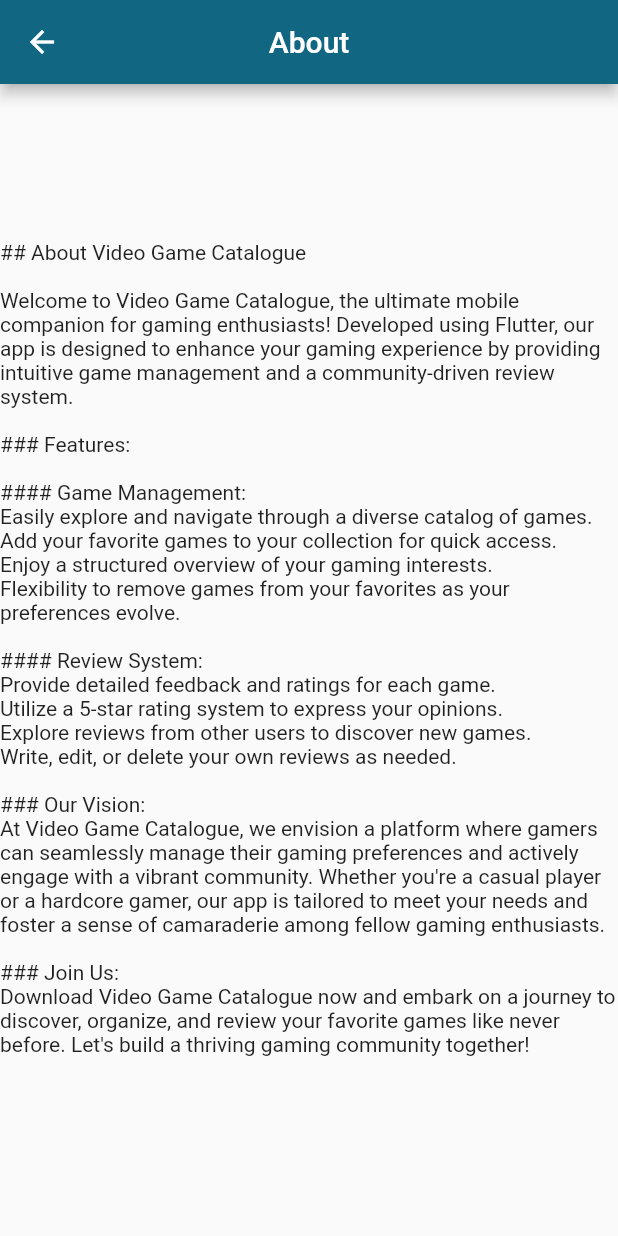
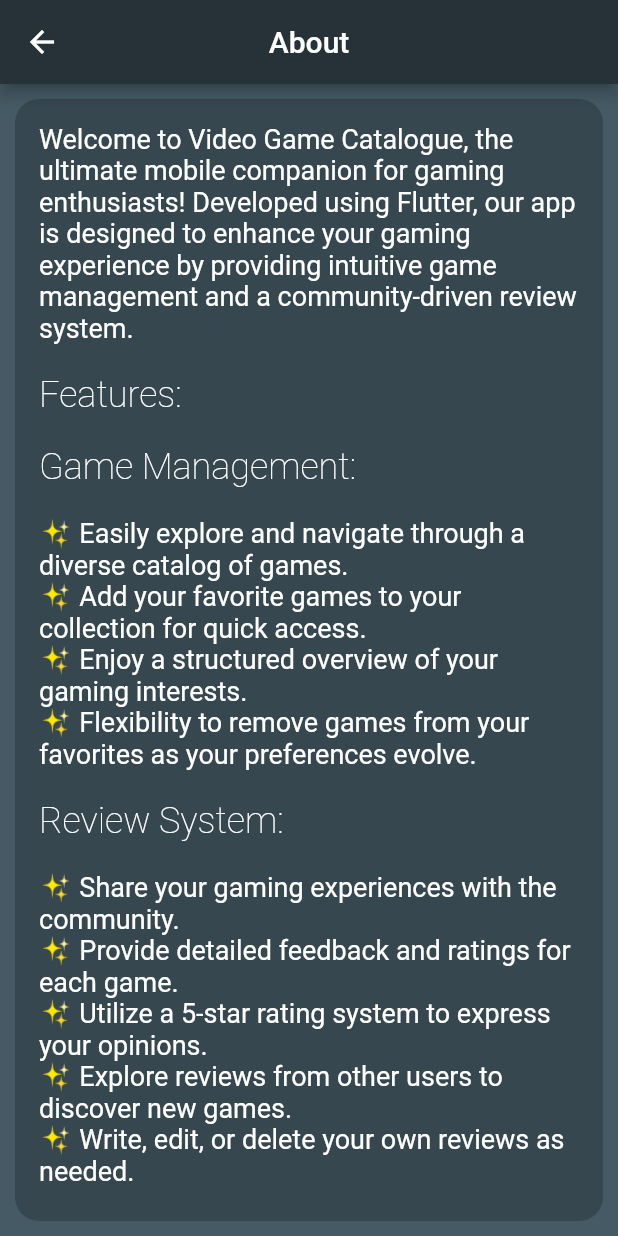
Before and after one commit to hmyunis/flutter-2024-proj-riverpod, a Flutter app: the AboutPage screen opened by its route, on a phone screen of 412 x 824 dp. Run offline on Flutter 3.47's test engine with Material 3 defaults, Android fonts, the phone set to English and light mode, and no system bars.

Commit message:
corrected about page and main.dart

```diff
--- a/lib/presentation/screens/about_page.dart
+++ b/lib/presentation/screens/about_page.dart
@@ -1,43 +1,86 @@
 import 'package:flutter/material.dart';
 
 class AboutPage extends StatelessWidget {
-  AboutPage({super.key});
-  String aboutPageContent = '''
-## About Video Game Catalogue
-
-Welcome to Video Game Catalogue, the ultimate mobile companion for gaming enthusiasts! Developed using Flutter, our app is designed to enhance your gaming experience by providing intuitive game management and a community-driven review system.
-
-### Features:
-
-#### Game Management:
-Easily explore and navigate through a diverse catalog of games.
-Add your favorite games to your collection for quick access.
-Enjoy a structured overview of your gaming interests.
-Flexibility to remove games from your favorites as your preferences evolve.
-
-#### Review System:
-Provide detailed feedback and ratings for each game.
-Utilize a 5-star rating system to express your opinions.
-Explore reviews from other users to discover new games.
-Write, edit, or delete your own reviews as needed.
-
-### Our Vision:
-At Video Game Catalogue, we envision a platform where gamers can seamlessly manage their gaming preferences and actively engage with a vibrant community. Whether you're a casual player or a hardcore gamer, our app is tailored to meet your needs and foster a sense of camaraderie among fellow gaming enthusiasts.
-
-### Join Us:
-Download Video Game Catalogue now and embark on a journey to discover, organize, and review your favorite games like never before. Let's build a thriving gaming community together!
-''';
-
+  const AboutPage({super.key});
 
   @override
   Widget build(BuildContext context) {
+    List<String> aboutPageContent = '''
+Welcome to Video Game Catalogue, the ultimate mobile companion for gaming enthusiasts! Developed using Flutter, our app is designed to enhance your gaming experience by providing intuitive game management and a community-driven review system.
+^
+Features:
+^
+Game Management:
+^
+✨ Easily explore and navigate through a diverse catalog of games.
+✨ Add your favorite games to your collection for quick access.
+✨ Enjoy a structured overview of your gaming interests.
+✨ Flexibility to remove games from your favorites as your preferences evolve.
+^
+Review System:
+^
+✨ Share your gaming experiences with the community.
+✨ Provide detailed feedback and ratings for each game.
+✨ Utilize a 5-star rating system to express your opinions.
+✨ Explore reviews from other users to discover new games.
+✨ Write, edit, or delete your own reviews as needed.
+^
+Our Vision:
+^
+At Video Game Catalogue, we envision a platform where gamers can seamlessly manage their gaming preferences and actively engage with a vibrant community. Whether you're a casual player or a hardcore gamer, our app is tailored to meet your needs and foster a sense of camaraderie among fellow gaming enthusiasts.
+^
+Join Us:
+^
+Download Video Game Catalogue now and embark on a journey to discover, organize, and review your favorite games like never before. Let's build a thriving gaming community together!
+^
+    '''
+        .split("^");
+
+    for (int i = 0; i < aboutPageContent.length; i++) {
+      aboutPageContent[i] = aboutPageContent[i].trim();
+    }
+
     return Scaffold(
+      backgroundColor: Colors.blueGrey[700],
       appBar: AppBar(
         title: const Text('About'),
         centerTitle: true,
+        backgroundColor: Colors.blueGrey[900],
       ),
-      body:  Center(
-        child: Text(aboutPageContent),
+      body: Padding(
+        padding: const EdgeInsets.all(10.0),
+        child: Container(
+          decoration: BoxDecoration(
+            color: Colors.blueGrey[800],
+            borderRadius: BorderRadius.circular(16.0),
+          ),
+          padding: const EdgeInsets.all(16.0),
+          child: ListView.separated(
+            itemBuilder: (context, index) {
+              if (index % 2 == 0 && index != 0 || index == 1) {
+                return Text(
+                  aboutPageContent[index],
+                  textAlign: TextAlign.start,
+                  style: const TextStyle(
+                    fontSize: 24,
+                    fontWeight: FontWeight.w200,
+                    color: Colors.white,
+                  ),
+                );
+              }
+              return Text(
+                aboutPageContent[index],
+                textAlign: TextAlign.start,
+                style: const TextStyle(
+                  fontSize: 18,
+                  color: Colors.white,
+                ),
+              );
+            },
+            separatorBuilder: (_, __) => const SizedBox(height: 20),
+            itemCount: aboutPageContent.length,
+          ),
+        ),
       ),
     );
   }
```
Also changed, not shown: lib/main.dart (+36 -27 lines).
